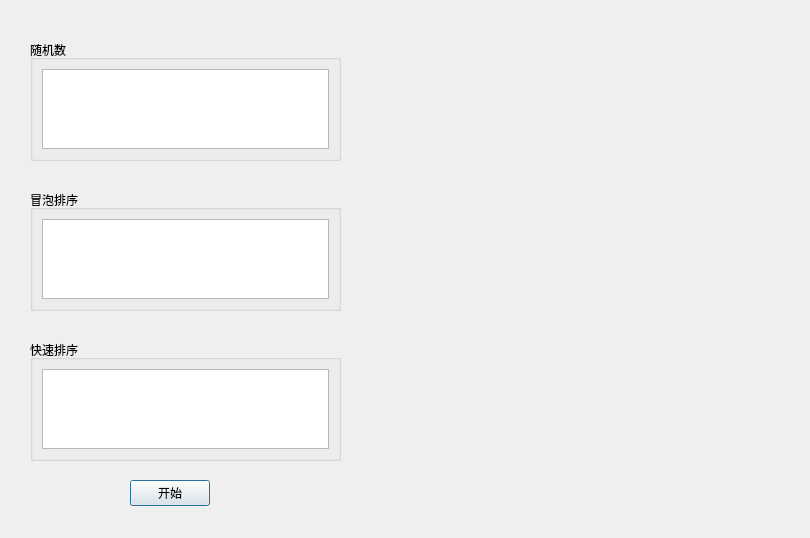
The window that cpp/QTAPP/test_thread.ui (laixhe/laixhe-log) describes before a commit, drawn with Qt 5.
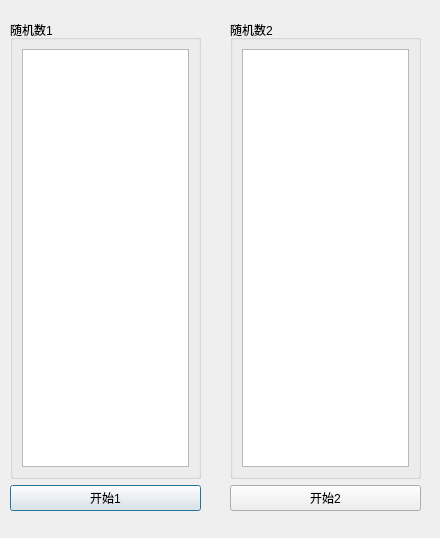
The same window after the commit.

```diff
--- a/cpp/QTAPP/test_thread.ui
+++ b/cpp/QTAPP/test_thread.ui
@@ -6,7 +6,7 @@
    <rect>
     <x>0</x>
     <y>0</y>
-    <width>810</width>
+    <width>440</width>
     <height>538</height>
    </rect>
   </property>
@@ -18,21 +18,15 @@
     <rect>
      <x>10</x>
      <y>20</y>
-     <width>341</width>
+     <width>191</width>
      <height>491</height>
     </rect>
    </property>
+   <layout class="QVBoxLayout" name="verticalLayout_2">
+    <item>
    <widget class="QGroupBox" name="groupBox">
-    <property name="geometry">
-     <rect>
-      <x>20</x>
-      <y>20</y>
-      <width>311</width>
-      <height>121</height>
-     </rect>
-    </property>
     <property name="title">
-     <string>随机数</string>
+       <string>随机数1</string>
     </property>
     <layout class="QVBoxLayout" name="verticalLayout">
      <item>
@@ -40,55 +34,46 @@
      </item>
     </layout>
    </widget>
-   <widget class="QGroupBox" name="groupBox_2">
-    <property name="geometry">
-     <rect>
-      <x>20</x>
-      <y>170</y>
-      <width>311</width>
-      <height>121</height>
-     </rect>
-    </property>
-    <property name="title">
-     <string>冒泡排序</string>
-    </property>
-    <layout class="QVBoxLayout" name="verticalLayout_2">
-     <item>
-      <widget class="QListWidget" name="bubbleList"/>
-     </item>
-    </layout>
-   </widget>
-   <widget class="QGroupBox" name="groupBox_3">
-    <property name="geometry">
-     <rect>
-      <x>20</x>
-      <y>320</y>
-      <width>311</width>
-      <height>121</height>
-     </rect>
-    </property>
-    <property name="title">
-     <string>快速排序</string>
-    </property>
-    <layout class="QVBoxLayout" name="verticalLayout_3">
+    </item>
      <item>
-      <widget class="QListWidget" name="quickList"/>
-     </item>
-    </layout>
-   </widget>
    <widget class="QPushButton" name="startBut">
+      <property name="text">
+       <string>开始1</string>
+      </property>
+     </widget>
+    </item>
+   </layout>
+  </widget>
+  <widget class="QWidget" name="widget_2" native="true">
     <property name="geometry">
      <rect>
-      <x>120</x>
-      <y>460</y>
-      <width>80</width>
-      <height>26</height>
-     </rect>
-    </property>
+     <x>230</x>
+     <y>20</y>
+     <width>191</width>
+     <height>491</height>
+    </rect>
+   </property>
+   <layout class="QVBoxLayout" name="verticalLayout_3">
+    <item>
+     <widget class="QGroupBox" name="groupBox_2">
+      <property name="title">
+       <string>随机数2</string>
+      </property>
+      <layout class="QVBoxLayout" name="verticalLayout_4">
+       <item>
+        <widget class="QListWidget" name="randList2"/>
+       </item>
+      </layout>
+     </widget>
+    </item>
+    <item>
+     <widget class="QPushButton" name="startBut2">
     <property name="text">
-     <string>开始</string>
-    </property>
-   </widget>
+       <string>开始2</string>
+      </property>
+     </widget>
+    </item>
+   </layout>
   </widget>
  </widget>
  <resources/>
```
Lines whose indentation alone changed are shown as unchanged.
